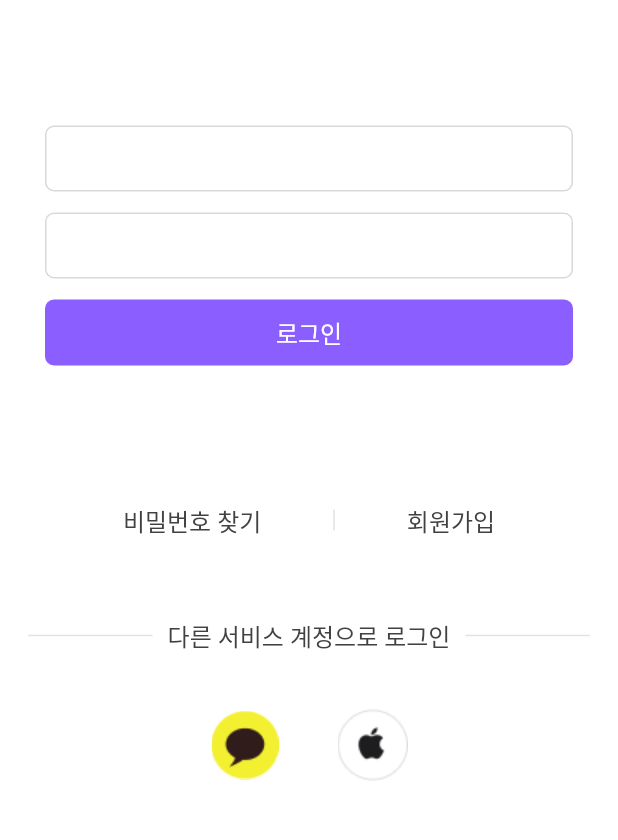
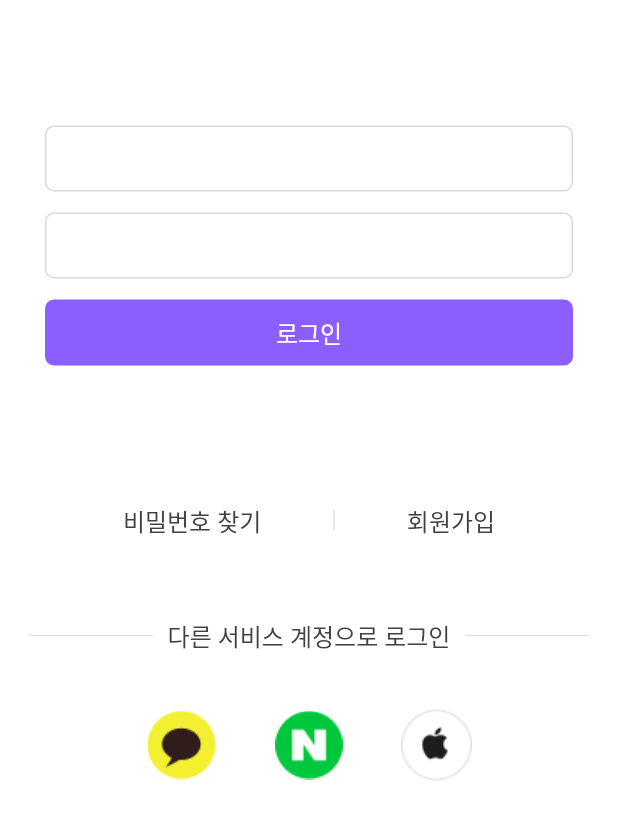
Before and after one commit to moskalabs/rebora-app, a Flutter app: the screen it shows after launch, on a phone screen of 412 x 824 dp, the part 272-1112 px from its top. Run offline on Flutter 3.47's test engine with Material 2 defaults, Android fonts, the phone set to English and light mode, and no system bars; our stand-ins replace cached_network_image, carousel_slider, dropdown_button2, firebase_core, firebase_messaging, flutter_local_notifications and 7 more; missing offline and left inert: flutter_naver_login, iamport_flutter, kakao_flutter_sdk_user; accounts and stored records are empty.

Commit message:
fix 230211 수정사항

```diff
--- a/lib/presentation/common/ui/movie_row.dart
+++ b/lib/presentation/common/ui/movie_row.dart
@@ -84,6 +84,7 @@ class MovieRow extends StatelessWidget {
                 ],
               ),
               Container(
+                alignment: Alignment.center,
                 width: 117,
                 margin: const EdgeInsets.fromLTRB(0, 14, 0, 0),
                 child: Text(
--- a/lib/presentation/join/controller/sns_join_controller.dart
+++ b/lib/presentation/join/controller/sns_join_controller.dart
@@ -52,9 +52,8 @@ class SNSJoinController extends SuperController {
     super.onInit();
     argument = Get.arguments["snsObj"];
     selectAgree = Get.arguments["check3"];
+    joinNameController.text = argument["userName"];
 
-    print("argument = ${argument}");
-    print("selectAgree = ${selectAgree}");
   }
 
   void setContext(BuildContext context) {
--- a/lib/presentation/login/login.dart
+++ b/lib/presentation/login/login.dart
@@ -209,19 +209,18 @@ class Login extends GetView<LoginController> {
                               image:AssetImage("assets/images/btn_sns_kakao.png")
                           )
                       ),
-                      const SizedBox(width: 37,),
-                      // Container(
-                      //   margin: const EdgeInsets.fromLTRB(37, 0, 37, 0),
-                      //   child: IconButton(
-                      //       padding: const EdgeInsets.all(0.0),
-                      //       onPressed: (){
-                      //         controller.naverLogin();
-                      //       },
-                      //       icon: const Image(
-                      //           image:AssetImage("assets/images/btn_sns_naver.png")
-                      //       )
-                      //   ),
-                      // ),
+                      Container(
+                        margin: const EdgeInsets.fromLTRB(37, 0, 37, 0),
+                        child: IconButton(
+                            padding: const EdgeInsets.all(0.0),
+                            onPressed: (){
+                              controller.naverLogin();
+                            },
+                            icon: const Image(
+                                image:AssetImage("assets/images/btn_sns_naver.png")
+                            )
+                        ),
+                      ),
                       IconButton(
                           padding: const EdgeInsets.all(0.0),
                           onPressed: (){
--- a/pubspec.yaml
+++ b/pubspec.yaml
@@ -17,7 +17,7 @@ publish_to: 'none' # Remove this line if you wish to publish to pub.dev
 # https://developer.apple.com/library/archive/documentation/General/Reference/InfoPlistKeyReference/Articles/CoreFoundationKeys.html
 # In Windows, build-name is used as the major, minor, and patch parts
 # of the product and file versions while build-number is used as the build suffix.
-version: 1.0.1+6
+version: 1.0.1+7
 
 environment:
   sdk: '>=2.18.2 <3.0.0'
```
Also changed, not shown: lib/presentation/login/controller/login_controller.dart (+10 -5 lines).
